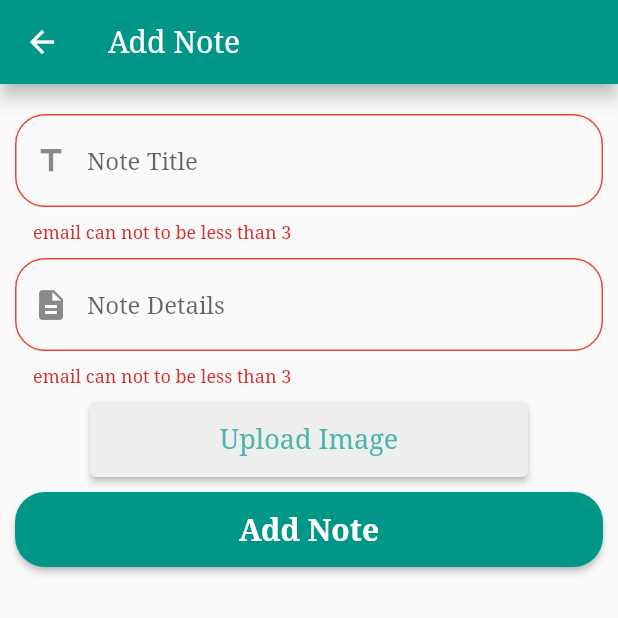
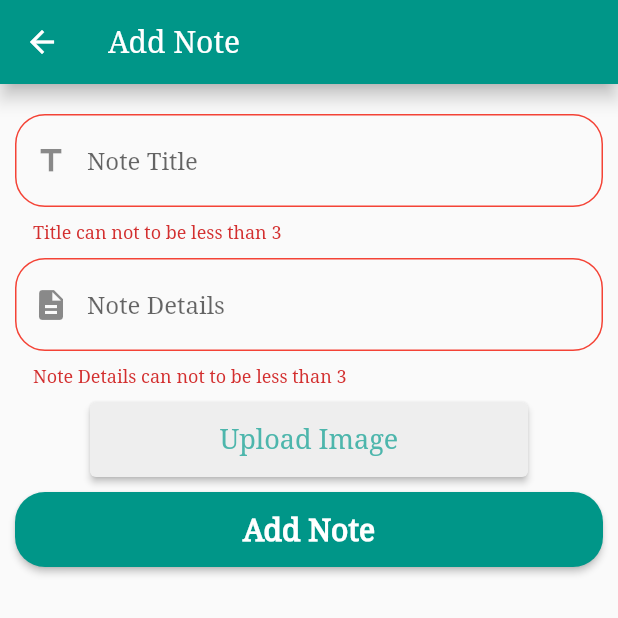
Before and after one commit to HishamZeyad1/firebase, a Flutter app: the AddNote screen opened by its route, after a tap on "Add Note", on a phone screen of 412 x 824 dp, the top half of it. Run offline on Flutter 3.47's test engine with Material 2 defaults, Android fonts, the phone set to English and light mode, and no system bars; our stand-ins replace cached_network_image, cloud_firestore, firebase_auth, firebase_core, firebase_storage, google_fonts and 2 more; missing offline and left inert: firebase_app_check; accounts and stored records are empty.

```diff
--- a/lib/add_note.dart
+++ b/lib/add_note.dart
@@ -43,10 +43,10 @@ class _AddNoteState extends State<AddNote> with Helpers {
                 hintText: "Note Title",
                 icon: Icons.title,
                 validationFn: (val) {
-                  if (val != null && val.length > 25) {
-                    return "email can not to be larger than 100";
+                  if (val != null && val.length > 100) {
+                    return "Title can not to be larger than 100";
                   } else if (val != null && val.length < 3) {
-                    return "email can not to be less than 3";
+                    return "Title can not to be less than 3";
                   }
                   return null;
                 },
@@ -61,10 +61,10 @@ class _AddNoteState extends State<AddNote> with Helpers {
                 icon: Icons.description,
                 maxLine: 5,
                 validationFn: (val) {
-                  if (val != null && val.length > 25) {
-                    return "email can not to be larger than 100";
+                  if (val != null && val.length > 300) {
+                    return "Note Details can not to be larger than 300";
                   } else if (val != null && val.length < 3) {
-                    return "email can not to be less than 3";
+                    return "Note Details can not to be less than 3";
                   }
                   return null;
                 },
--- a/lib/edit_note.dart
+++ b/lib/edit_note.dart
@@ -72,8 +72,8 @@ class _EditNoteState extends State<EditNote> with Helpers {
                 // controller: _titleEditingController,
                 initialValue:widget.title,
                 validationFn: (val) {
-                  if (val != null && val.length > 25) {
-                    return "Note Title can not to be larger than 25";
+                  if (val != null && val.length > 100) {
+                    return "Note Title can not to be larger than 100";
                   } else if (val != null && val.length < 3) {
                     return "Note Title can not to be less than 3";
                   }
@@ -92,8 +92,8 @@ class _EditNoteState extends State<EditNote> with Helpers {
                 icon: Icons.description,
                 maxLine: 5,
                 validationFn: (val) {
-                  if (val != null && val.length > 100) {
-                    return "Note Details can not to be larger than 100";
+                  if (val != null && val.length > 300) {
+                    return "Note Details can not to be larger than 300";
                   } else if (val != null && val.length < 3) {
                     return "Note Details can not to be less than 3";
                   }
```
Also changed, not shown: lib/home_screen.dart (+26 -11 lines), lib/main.dart (+14 -9 lines), lib/view_note_detials.dart (added, +56 -0 lines), pubspec.yaml (+8 -4 lines), fonts/NotoSerif-Bold.ttf (added), fonts/NotoSerif-BoldItalic.ttf (added), fonts/NotoSerif-Italic.ttf (added), fonts/NotoSerif-Regular.ttf (added), pubspec.lock.
